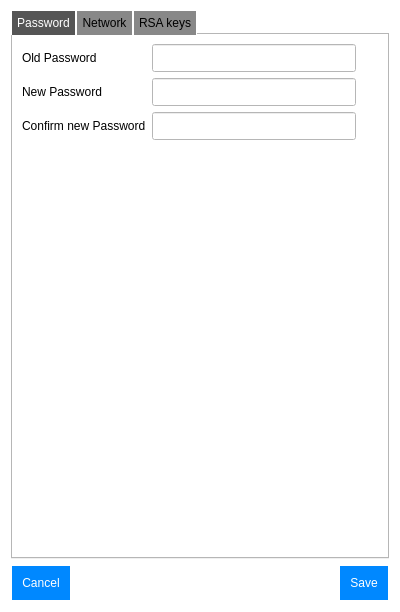
thomas-picariello/SDTP, file src/settingswindow.ui: the form before one commit.
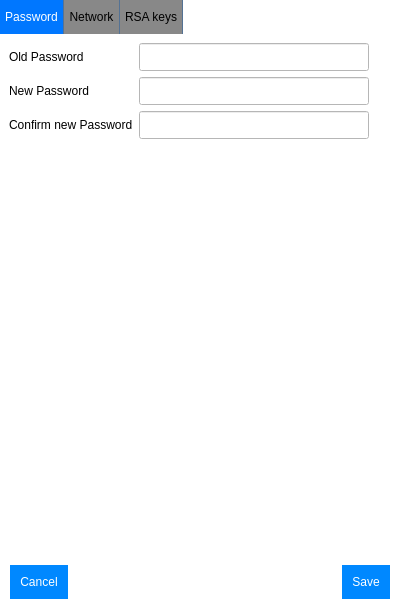
The form after the commit. The open tabs and pages were chosen to show the change. Icons and pictures are not drawn.

```diff
--- a/src/settingswindow.ui
+++ b/src/settingswindow.ui
@@ -33,16 +33,16 @@
   <property name="styleSheet">
    <string notr="true">/*Global*/
 QWidget{
-background-color:white;
+	background-color:white;
 }
 
 /*QPushButton*/
 QPushButton{
-background-color:#08f;
-color:white;
-border:none;
-padding: 10 10;
-margin:1;
+	background-color:#08f;
+	color:white;
+	border:none;
+	padding: 10 10;
+	margin:1;
 }
 QPushButton::hover{
 background-color:#09f;
@@ -53,11 +53,11 @@
 
 /*QToolButton*/
 QToolButton{
-background-color:#08f;
-color:white;
-border:none;
-padding: 5;
-margin:1;
+	background-color:#08f;
+	color:white;
+	border:none;
+	padding: 5;
+	margin:1;
 }
 QToolButton::hover{
 background-color:#09f;
@@ -68,22 +68,27 @@
 
 /*QLineEdit*/
 QLineEdit{
-padding:5;
+	padding:5;
 }
 
-/*QTabBar*/
+/*QTab_*/
 QTabBar::tab{
-border:none;
-background-color:#888;
-padding:5 5;
-margin: 0 1;
+	border:none;
+	background-color:#888;
+	padding:10 5;
+	border-right-width: 1px;
+    border-right-color: #547294;
+    border-right-style: solid;
 }
 QTabBar::tab::hover{
 background-color:#999;
 }
 QTabBar::tab::selected{
-background-color:#555;
-color:white;
+	background-color:#07f;
+	color:white;
+}
+QTabWidget::pane{
+	border:none;
 }
 
 /*QMenu*/
@@ -105,6 +110,18 @@
 </string>
   </property>
   <layout class="QVBoxLayout" name="verticalLayout_2">
+   <property name="leftMargin">
+    <number>0</number>
+   </property>
+   <property name="topMargin">
+    <number>0</number>
+   </property>
+   <property name="rightMargin">
+    <number>0</number>
+   </property>
+   <property name="bottomMargin">
+    <number>0</number>
+   </property>
    <item>
     <widget class="QTabWidget" name="tabs">
      <property name="currentIndex">
@@ -115,6 +132,15 @@
        <string>Password</string>
       </attribute>
       <layout class="QGridLayout" name="gridLayout">
+       <property name="topMargin">
+        <number>9</number>
+       </property>
+       <property name="bottomMargin">
+        <number>5</number>
+       </property>
+       <property name="verticalSpacing">
+        <number>6</number>
+       </property>
        <item row="0" column="0">
         <widget class="QLabel" name="pwd_oldpwd_label">
          <property name="text">
@@ -428,6 +454,15 @@
    </item>
    <item>
     <layout class="QHBoxLayout" name="global_bt_hlayout">
+     <property name="leftMargin">
+      <number>9</number>
+     </property>
+     <property name="rightMargin">
+      <number>9</number>
+     </property>
+     <property name="bottomMargin">
+      <number>9</number>
+     </property>
      <item>
       <widget class="QPushButton" name="cancel_bt">
        <property name="text">
```
Left out of the diff: 124 changed lines with no effect on the pictures.
